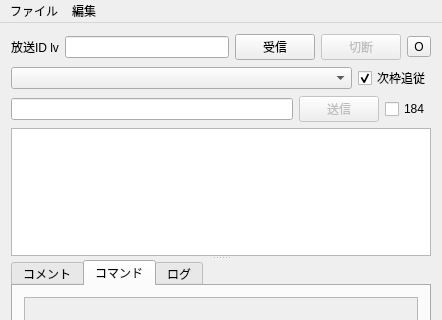
Qt form ui/mainwindow.ui (diginatu/Viqo) before a commit; both pictures show x 0 to 442 and y 0 to 320 of the 442 by 501 pixel window.
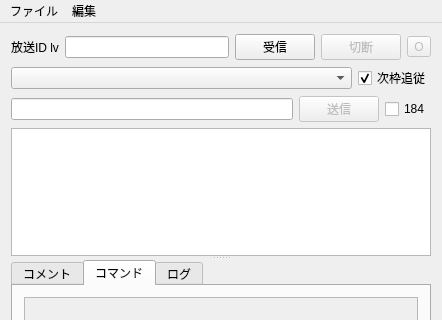
The same form after that commit. The open tabs and pages were chosen to show the change.

The edit to the form file:
```diff
--- a/ui/mainwindow.ui
+++ b/ui/mainwindow.ui
@@ -99,6 +99,9 @@
        </item>
        <item>
         <widget class="QToolButton" name="openBrowser">
+         <property name="enabled">
+          <bool>false</bool>
+         </property>
          <property name="toolTip">
           <string>ブラウザで開く</string>
          </property>
```
Left out of the diff: 2 changed lines with no effect on the pictures.
